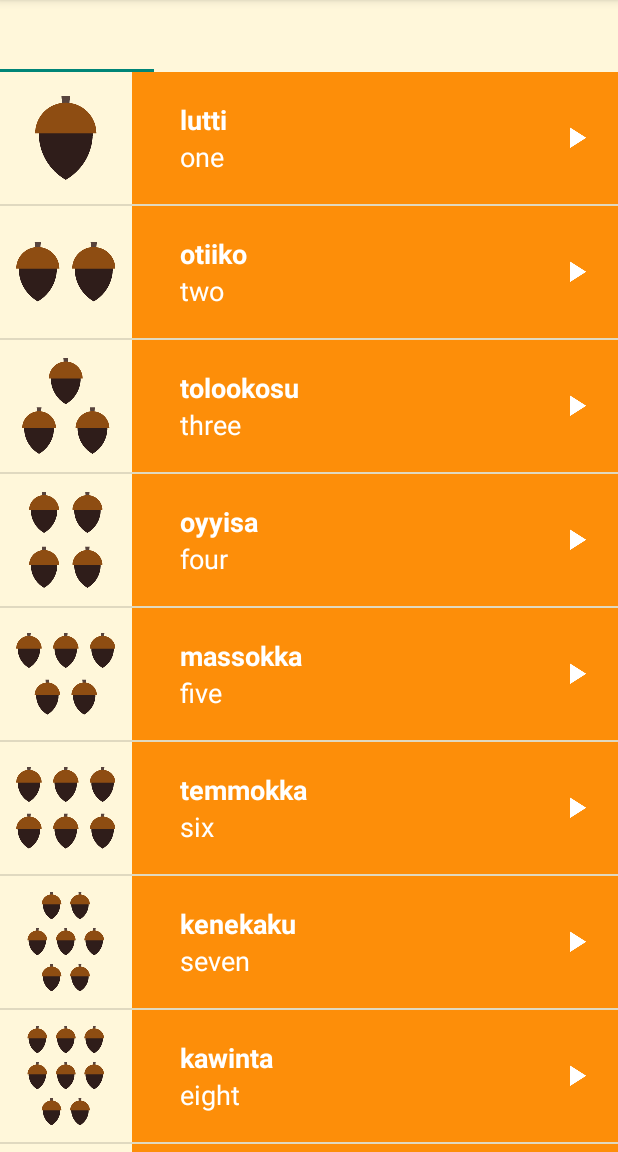
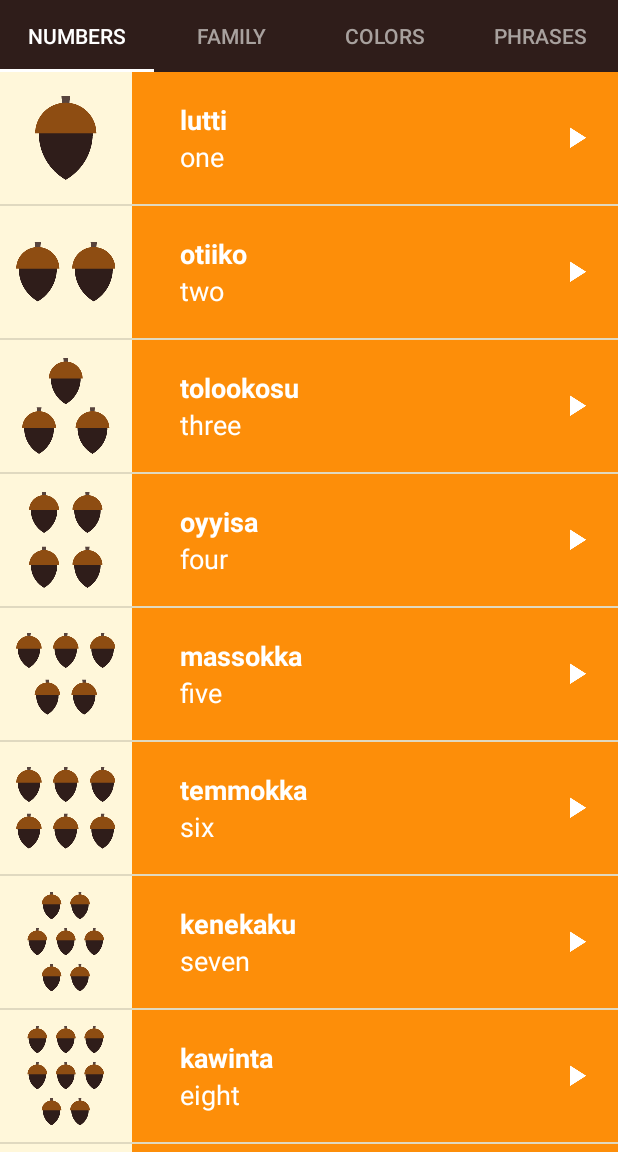
Before and after one commit to liwona/LanguageMiwokWithTabs, an Android app: the screen it shows after launch (MainActivity), on a phone screen of 412 x 824 dp, the part 84-1236 px from its top. Run offline under Robolectric (Android 15) with nearby library versions, the phone set to English and light mode, and no system bars.

Commit message:
Adding Tabs + visual polish

```diff
--- a/app/src/main/java/com/example/android/miwok/CategoryAdapter.java
+++ b/app/src/main/java/com/example/android/miwok/CategoryAdapter.java
@@ -1,5 +1,6 @@
 package com.example.android.miwok;
 
+import android.content.Context;
 import android.support.v4.app.Fragment;
 import android.support.v4.app.FragmentManager;
 import android.support.v4.app.FragmentPagerAdapter;
@@ -11,14 +12,20 @@ import android.support.v4.app.FragmentPagerAdapter;
 
 public class CategoryAdapter extends FragmentPagerAdapter {
 
+    /** Context of the app */
+    private Context mContext;
+
+    private String tabTitles[] = new String[]{"NUMBERS", "FAMILY", "COLORS", "PHRASES"};
+
     /**
      * Create a new {@link CategoryAdapter} object.
      *
      * @param fm is the fragment manager that will keep each fragment's state in the adapter
      *           across swipes.
      */
-    public CategoryAdapter(FragmentManager fm) {
+    public CategoryAdapter(Context context, FragmentManager fm) {
         super(fm);
+        mContext = context;
     }
 
     /**
@@ -44,4 +51,17 @@ public class CategoryAdapter extends FragmentPagerAdapter {
     public int getCount() {
         return 4;
     }
+
+    @Override
+    public CharSequence getPageTitle(int position) {
+        if (position == 0) {
+            return mContext.getString(R.string.category_numbers);
+        } else if (position == 1) {
+            return mContext.getString(R.string.category_family);
+        } else if (position == 2) {
+            return mContext.getString(R.string.category_colors);
+        } else {
+            return mContext.getString(R.string.category_phrases);
+        }
+    }
 }
--- a/app/src/main/java/com/example/android/miwok/MainActivity.java
+++ b/app/src/main/java/com/example/android/miwok/MainActivity.java
@@ -38,13 +38,19 @@ public class MainActivity extends AppCompatActivity {
         ViewPager viewPager = (ViewPager) findViewById(R.id.viewpager);
 
         // Create an adapter that knows which fragment should be shown on each page
-        CategoryAdapter adapter = new CategoryAdapter(getSupportFragmentManager());
+        CategoryAdapter adapter = new CategoryAdapter(MainActivity.this,getSupportFragmentManager());
 
         // Set the adapter onto the view pager
         viewPager.setAdapter(adapter);
 
-        // Give the TabLayout the ViewPager
+        // Find the tab layout that shows the tabs
         TabLayout tabLayout = (TabLayout) findViewById(R.id.sliding_tabs);
+
+        // Connect the tab layout with the view pager. This will
+        //   1. Update the tab layout when the view pager is swiped
+        //   2. Update the view pager when a tab is selected
+        //   3. Set the tab layout's tab names with the view pager's adapter's titles
+        //      by calling onPageTitle()
         tabLayout.setupWithViewPager(viewPager);
 
 
--- a/app/src/main/res/layout/activity_main.xml
+++ b/app/src/main/res/layout/activity_main.xml
@@ -26,7 +26,8 @@
         android:id="@+id/sliding_tabs"
         android:layout_width="match_parent"
         android:layout_height="wrap_content"
-        app:tabMode="fixed" />
+        app:tabMode="fixed"
+        style="@style/CategoryTab"/>
 
     <android.support.v4.view.ViewPager
         android:id="@+id/viewpager"
--- a/app/src/main/res/values/colors.xml
+++ b/app/src/main/res/values/colors.xml
@@ -34,4 +34,11 @@
 
     <!-- Background color for the phrases category -->
     <color name="category_phrases">#16AFCA</color>
+
+    <!-- Color selected category in Tabs -->
+    <color name="selected_category_tabs">#FFFFFF</color>
+
+    <!-- Color selected other categories in Tabs -->
+    <color name="categories_tabs">#A8A19E</color>
+
 </resources>
--- a/app/src/main/res/values/strings.xml
+++ b/app/src/main/res/values/strings.xml
@@ -26,7 +26,7 @@
     <string name="category_numbers">Numbers</string>
 
     <!-- Category name for the vocabulary words for family members [CHAR LIMIT=20] -->
-    <string name="category_family">Family Members</string>
+    <string name="category_family">Family</string>
 
     <!-- TODO: Remove or change this placeholder text -->
     <string name="hello_blank_fragment">Hello blank fragment</string>
--- a/app/src/main/res/values/styles.xml
+++ b/app/src/main/res/values/styles.xml
@@ -18,6 +18,8 @@
     <style name="AppTheme" parent="Base.Theme.AppCompat.Light.DarkActionBar">
         <item name="colorPrimary">@color/primary_color</item>
         <item name="colorPrimaryDark">@color/primary_dark_color</item>
+        <item name="actionBarStyle">@style/MiwokAppBarStyle</item>
+        <item name="android:windowContentOverlay">@null</item>
     </style>
 
     <!-- Style for a category of vocabulary words -->
@@ -40,4 +42,24 @@
         <item name="android:textColor">@android:color/white</item>
         <item name="android:textAppearance">?android:textAppearanceMedium</item>
     </style>
+
+    <!-- App bar style -->
+    <style name="MiwokAppBarStyle" parent="Widget.AppCompat.Light.ActionBar.Solid.Inverse">
+        <!-- Remove the shadow below the app bar -->
+        <item name="elevation">0dp</item>
+    </style>
+
+    <!-- Style for a tab that displays a category name -->
+    <style name="CategoryTab" parent="Widget.Design.TabLayout">
+        <item name="tabBackground">@color/primary_dark_color</item>
+        <item name="tabIndicatorColor">@color/selected_category_tabs</item>
+        <item name="tabSelectedTextColor">@color/selected_category_tabs</item>
+        <item name="tabTextAppearance">@style/CategoryTabTextAppearance</item>
+    </style>
+
+    <!-- Text appearance style for a category tab -->
+    <style name="CategoryTabTextAppearance" parent="TextAppearance.Design.Tab">
+        <item name="android:textColor">@color/categories_tabs</item>
+    </style>
+
 </resources>
```
